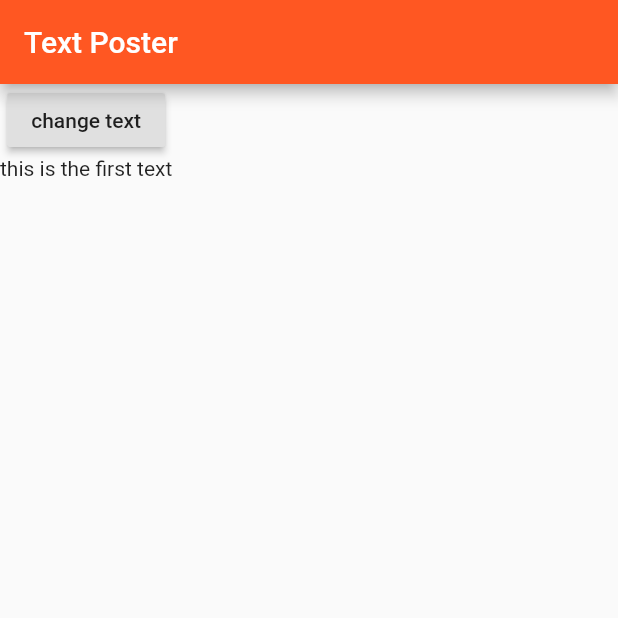
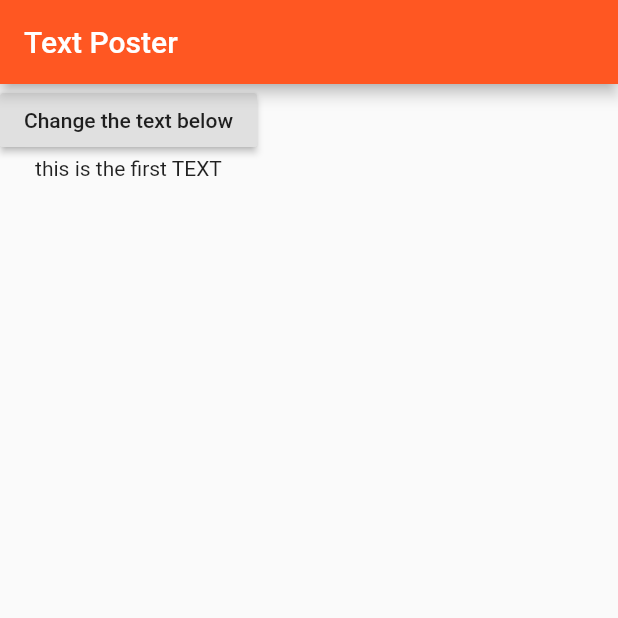
Before and after one commit to ofu997/flttrText, a Flutter app: the screen it shows after launch, on a phone screen of 412 x 824 dp, the top half of it. Run offline on Flutter 3.47's test engine with Material 2 defaults, Android fonts, the phone set to English and light mode, and no system bars.

```diff
--- a/lib/Text.dart
+++ b/lib/Text.dart
@@ -1,2 +1,13 @@
-// import 'package:flutter/material.dart';
+import 'package:flutter/material.dart';
 // import './TextControl.dart';
+
+class TextOutput extends StatelessWidget{
+  final String mainText;
+  TextOutput(this.mainText);
+
+  @override
+    Widget build(BuildContext context) {
+      // TODO: implement build
+      return Text(mainText);
+    }
+}
--- a/lib/TextControl.dart
+++ b/lib/TextControl.dart
@@ -1,6 +1,34 @@
-// import 'package:flutter/material.dart';
-// import './Text.dart';
+ import 'package:flutter/material.dart';
+import './Text.dart';
 
+class TextControl extends StatefulWidget{
+  @override
+    State<StatefulWidget> createState() {
+      // TODO: implement createState
+      return _TextControl();
+    }
+}
+
+class _TextControl extends State<TextControl>{
+String _mainText = 'this is the first TEXT';
+
+  @override
+    Widget build(BuildContext context) {
+      // TODO: implement build
+      return Column(
+          children: [
+            RaisedButton(
+              onPressed: (){
+                setState(() {
+                  _mainText = 'New Text';
+                });
+              },
+              child: Text('Change the text below')),
+            TextOutput(_mainText)
+            ],
+        );
+    }
+}
 // class TextControl extends StatefulWidget{
 //   final String startingText;
 
--- a/lib/main.dart
+++ b/lib/main.dart
@@ -1,5 +1,5 @@
 import 'package:flutter/material.dart';
-// import './TextControl.dart';
+import './TextControl.dart';
 // 1) Create a new Flutter App (in this project) and output an AppBar and some text
 // below it
 // 2) Add a button which changes the text (to any other text of your choice)
@@ -32,14 +32,7 @@ class _MyAppState extends State<MyApp>{
         appBar: AppBar(
           title: Text('Text Poster'),
         ),
-        body: Column(
-          children: [
-            RaisedButton(
-              onPressed: (){},
-              child: Text('change text')),
-            Text(_mainText)
-            ],
-        )
+        body: TextControl()
         // body: Center(
         //   child: Text('Text is shown'),
         //   )
```
